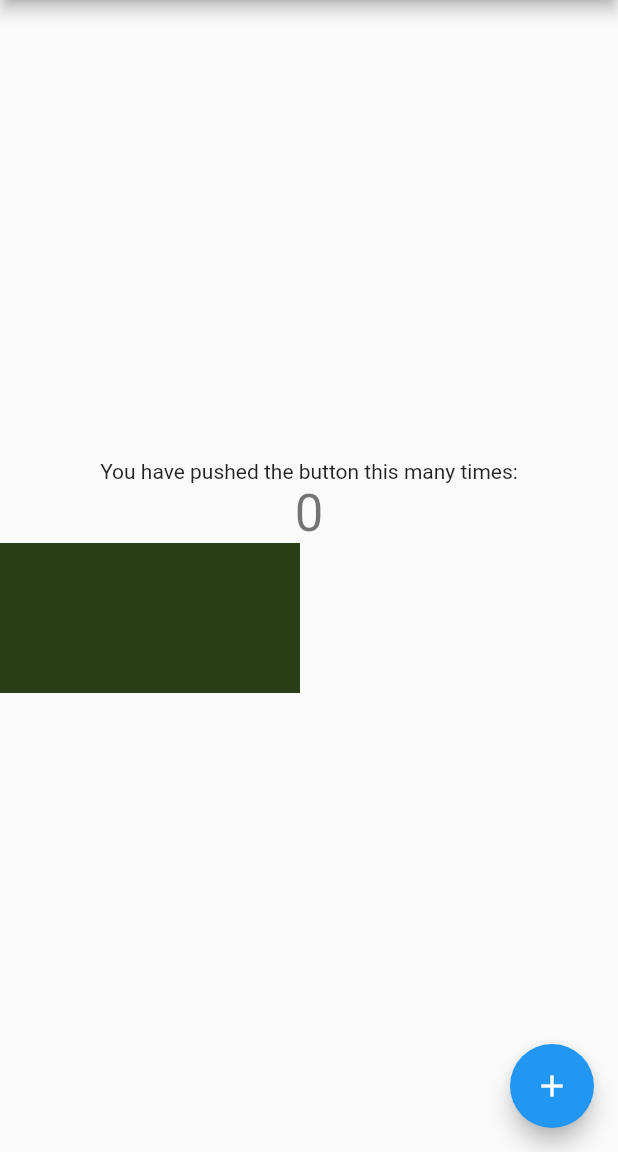
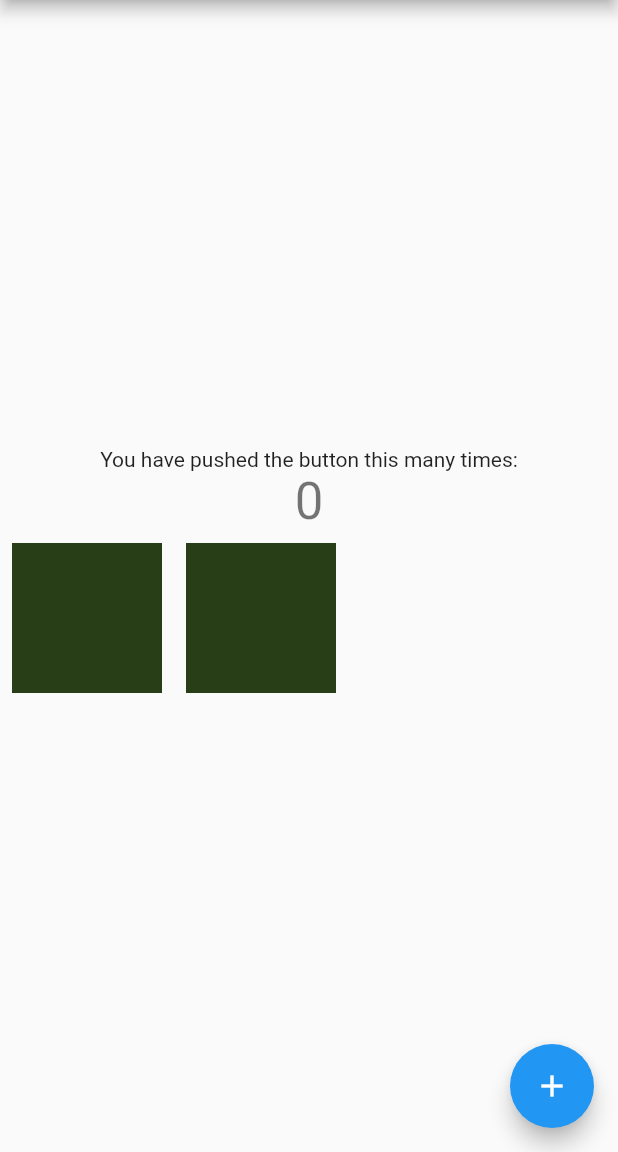
Before and after one commit to Hoang472000/Demo_Flutter_Study, a Flutter app: the screen it shows after launch, on a phone screen of 412 x 824 dp, the part 84-1236 px from its top. Run offline on Flutter 3.47's test engine with Material 2 defaults, Android fonts, the phone set to English and light mode, and no system bars.

Commit message:
them padding cho Tile, fix bug localkey

```diff
--- a/demo_flutter_key_state/lib/main.dart
+++ b/demo_flutter_key_state/lib/main.dart
@@ -30,7 +30,18 @@ class MyHomePage extends StatefulWidget {
 
 class _MyHomePageState extends State<MyHomePage> {
   int _counter = 0;
-  var listTile=<Widget>[Tile(),Tile()];
+  var listTile=<Widget>[// tao uniquekey se sinh ra cac key ko trung nhau
+    Padding(
+        key: UniqueKey(),
+        padding: const EdgeInsets.all(8.0),
+        child: Tile()
+    ),
+    Padding(
+        key: UniqueKey(),//khai bao global cho key nam o padding (de danh key cho padding )
+        padding: const EdgeInsets.all(8.0),
+        child: Tile()//ko khai bao local cho key nam ow tile (se lam cho element ko nhan ddc padding co key la gi)
+    ),
+  ];
 
   void _incrementCounter() {
     setState(() {
@@ -80,7 +91,16 @@ class _MyHomePageState extends State<MyHomePage> {
   }
 }
 
-class Tile extends StatelessWidget {
+class Tile extends StatefulWidget {//khi chuyen tu less sang ful thi no ko doi mau
+  // NN: do khi thuc hien wrap thi element no ko phan biet duoc widget nao dan den ko color ko doi
+  // BPXL: them key cho widget no se them key cho element ,va wrap thi element no se tim den dung key
+  Tile({Key key}):super(key: key);
+
+  @override
+  _TileState createState() => _TileState();
+}
+
+class _TileState extends State<Tile> {
   final Color color = generateRandomColor();
 
   @override
```
